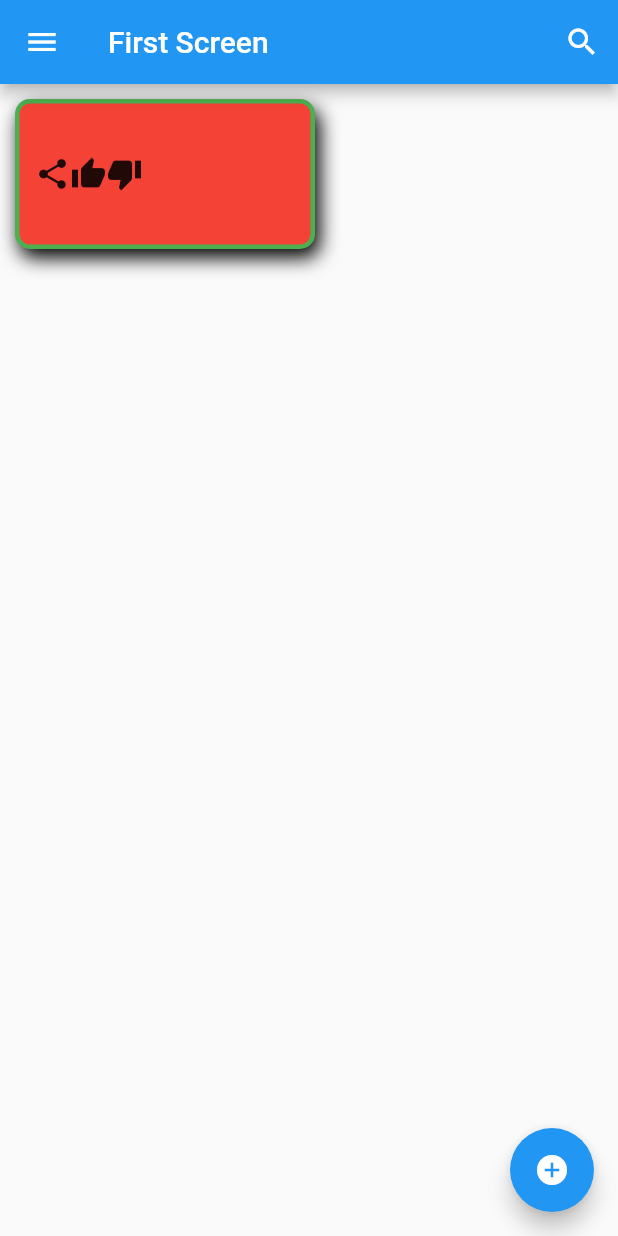
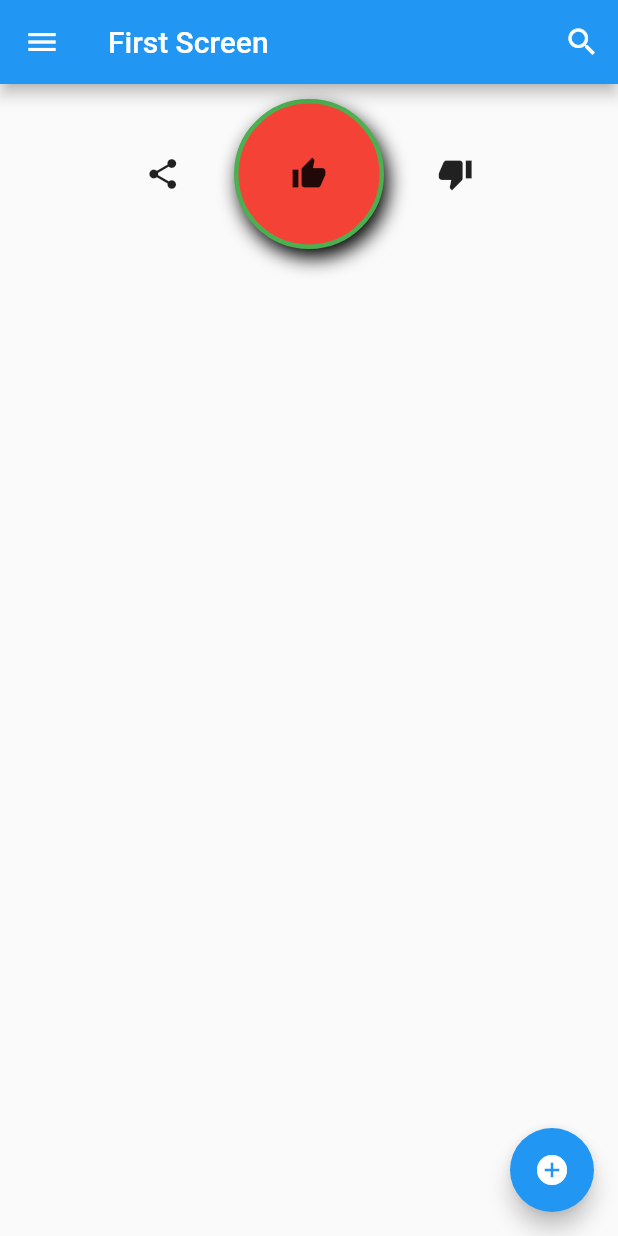
Before and after one commit to tangdesam/belajar-flutter, a Flutter app: the screen it shows after launch, on a phone screen of 412 x 824 dp. Run offline on Flutter 3.47's test engine with Material 2 defaults, Android fonts, the phone set to English and light mode, and no system bars.

Commit message:
meet 2 - contoh MainAxisAlignment (untuk spacing)

```diff
--- a/meet2/lib/main.dart
+++ b/meet2/lib/main.dart
@@ -61,9 +61,9 @@ class FirstScreen extends StatelessWidget {
       body: Container(
         decoration: BoxDecoration(
           color: Colors.red,
-          shape: BoxShape.rectangle,
+          shape: BoxShape.circle,
           border: Border.all(color: Colors.green, width: 3),
-          borderRadius: BorderRadius.circular(10), // buat roundrect
+          // borderRadius: BorderRadius.circular(10), // buat roundrect
           boxShadow: const [
             BoxShadow(
               color: Colors.black,
@@ -74,10 +74,11 @@ class FirstScreen extends StatelessWidget {
         ),
         // color: Colors.blue,
         padding: const EdgeInsets.all(10),
-        width: 200,
+        width: 400,
         height: 100,
         margin: const EdgeInsets.all(10),
         child: Row(
+          mainAxisAlignment: MainAxisAlignment.spaceEvenly,
           children: const <Widget>[
             Icon(Icons.share),
             Icon(Icons.thumb_up),
```
